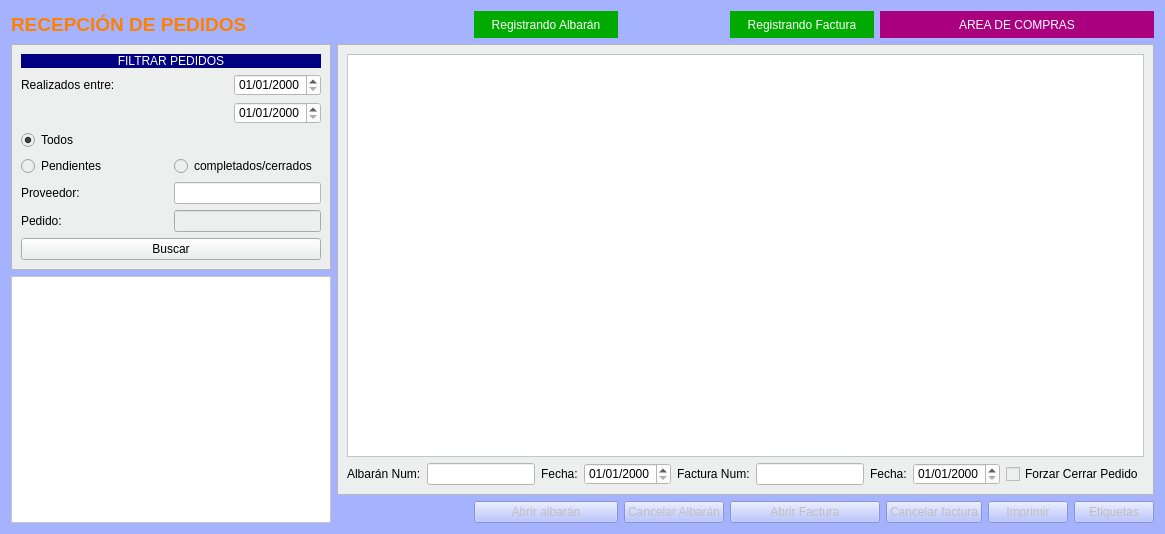
The window that Zona_Compras/frmrecepcion_pedidos.ui (arcnexus/RedFoX) describes before a commit, drawn with Qt 5.
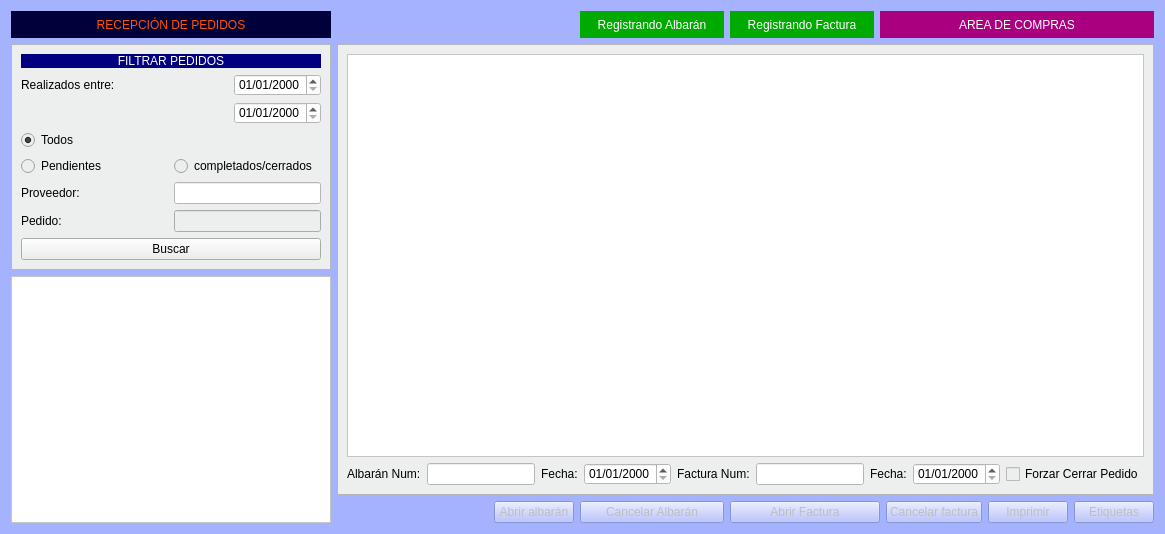
The same window after the commit.

What changed in the file:
```diff
--- a/Zona_Compras/frmrecepcion_pedidos.ui
+++ b/Zona_Compras/frmrecepcion_pedidos.ui
@@ -84,19 +84,6 @@
      </property>
     </spacer>
    </item>
-   <item row="0" column="1">
-    <spacer name="horizontalSpacer_2">
-     <property name="orientation">
-      <enum>Qt::Horizontal</enum>
-     </property>
-     <property name="sizeHint" stdset="0">
-      <size>
-       <width>40</width>
-       <height>20</height>
-      </size>
-     </property>
-    </spacer>
-   </item>
    <item row="1" column="0">
     <widget class="QFrame" name="frame">
      <property name="minimumSize">
@@ -226,26 +213,6 @@
      </layout>
     </widget>
    </item>
-   <item row="0" column="2">
-    <widget class="QLabel" name="lblRegistrarAlbaran">
-     <property name="minimumSize">
-      <size>
-       <width>144</width>
-       <height>0</height>
-      </size>
-     </property>
-     <property name="styleSheet">
-      <string notr="true">background-color: rgb(0, 170, 0);
-color: rgb(255, 255, 255);</string>
-     </property>
-     <property name="text">
-      <string>Registrando Albarán</string>
-     </property>
-     <property name="alignment">
-      <set>Qt::AlignCenter</set>
-     </property>
-    </widget>
-   </item>
    <item row="0" column="5" colspan="4">
     <widget class="QLabel" name="label_22">
      <property name="minimumSize">
@@ -274,8 +241,16 @@
        <height>27</height>
       </size>
      </property>
+     <property name="styleSheet">
+      <string notr="true">font: 14pt &quot;Sans Serif&quot;;
+color: rgb(255, 85, 0);
+background-color: rgb(0,0,58);</string>
+     </property>
      <property name="text">
-      <string>&lt;html&gt;&lt;head/&gt;&lt;body&gt;&lt;p&gt;&lt;span style=&quot; font-size:14pt; font-weight:600; color:#ff8000;&quot;&gt;RECEPCIÓN DE PEDIDOS&lt;/span&gt;&lt;/p&gt;&lt;/body&gt;&lt;/html&gt;</string>
+      <string>RECEPCIÓN DE PEDIDOS</string>
+     </property>
+     <property name="alignment">
+      <set>Qt::AlignCenter</set>
      </property>
     </widget>
    </item>
@@ -449,6 +424,39 @@
      </property>
     </widget>
    </item>
+   <item row="0" column="3">
+    <widget class="QLabel" name="lblRegistrarAlbaran">
+     <property name="minimumSize">
+      <size>
+       <width>144</width>
+       <height>0</height>
+      </size>
+     </property>
+     <property name="styleSheet">
+      <string notr="true">background-color: rgb(0, 170, 0);
+color: rgb(255, 255, 255);</string>
+     </property>
+     <property name="text">
+      <string>Registrando Albarán</string>
+     </property>
+     <property name="alignment">
+      <set>Qt::AlignCenter</set>
+     </property>
+    </widget>
+   </item>
+   <item row="0" column="1" colspan="2">
+    <spacer name="horizontalSpacer_2">
+     <property name="orientation">
+      <enum>Qt::Horizontal</enum>
+     </property>
+     <property name="sizeHint" stdset="0">
+      <size>
+       <width>40</width>
+       <height>20</height>
+      </size>
+     </property>
+    </spacer>
+   </item>
   </layout>
  </widget>
  <tabstops>
```
